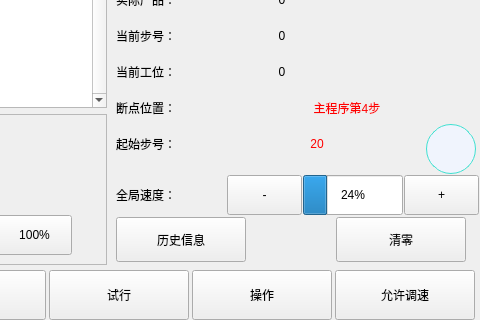
The window that autoform.ui (Jade-yun/MachineTool) describes before a commit, drawn with Qt 5; both pictures show x 544 to 1024 and y 261 to 581 of the 1024 by 581 pixel window.
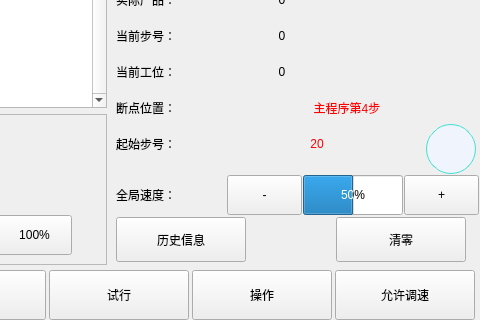
The same window after the commit. The open tabs and pages were chosen to show the change. Icons and pictures are not drawn. Custom widgets are drawn as their Qt base class.

```diff
--- a/autoform.ui
+++ b/autoform.ui
@@ -620,7 +620,7 @@
          </size>
         </property>
         <property name="value">
-         <number>24</number>
+         <number>50</number>
         </property>
         <property name="alignment">
          <set>Qt::AlignCenter</set>
```
Left out of the diff: 2 changed lines with no effect on the pictures.
